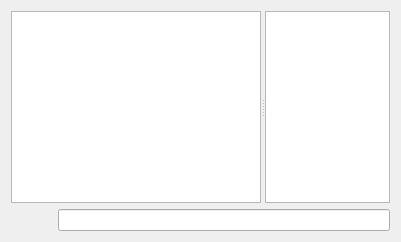
First picture: the form in ui/KSTChatWidget.ui, repository k5mcd/QLog, before the edit.
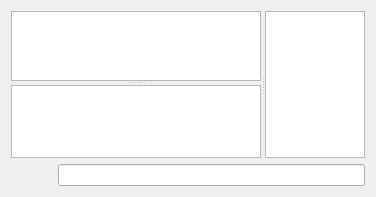
Second picture: the form after the edit.

Commit message: KSTChat: Added Valuable Message Window

```diff
--- a/ui/KSTChatWidget.ui
+++ b/ui/KSTChatWidget.ui
@@ -6,19 +6,29 @@
    <rect>
     <x>0</x>
     <y>0</y>
-    <width>401</width>
-    <height>242</height>
+    <width>374</width>
+    <height>197</height>
    </rect>
   </property>
   <property name="windowTitle">
    <string notr="true">Form</string>
   </property>
-  <layout class="QVBoxLayout" name="verticalLayout_2">
+  <layout class="QVBoxLayout" name="verticalLayout_3">
    <item>
-    <widget class="QSplitter" name="splitter">
+    <widget class="QSplitter" name="splitterMsgUsr">
      <property name="orientation">
       <enum>Qt::Horizontal</enum>
      </property>
+     <property name="handleWidth">
+      <number>4</number>
+     </property>
+     <widget class="QWidget" name="verticalLayoutWidget">
+      <layout class="QVBoxLayout" name="verticalLayout_2">
+       <item>
+        <widget class="QSplitter" name="splitterMsgMsg">
+         <property name="orientation">
+          <enum>Qt::Vertical</enum>
+         </property>
      <widget class="QListView" name="messageListView">
       <property name="sizePolicy">
        <sizepolicy hsizetype="Expanding" vsizetype="Expanding">
@@ -72,6 +82,27 @@
        <bool>true</bool>
       </property>
      </widget>
+         <widget class="QListView" name="valuableMessageListView">
+          <property name="focusPolicy">
+           <enum>Qt::ClickFocus</enum>
+          </property>
+          <property name="contextMenuPolicy">
+           <enum>Qt::ActionsContextMenu</enum>
+          </property>
+          <property name="toolTip">
+           <string>Valuable messages</string>
+          </property>
+          <property name="verticalScrollMode">
+           <enum>QAbstractItemView::ScrollPerPixel</enum>
+          </property>
+          <property name="horizontalScrollMode">
+           <enum>QAbstractItemView::ScrollPerPixel</enum>
+          </property>
+         </widget>
+        </widget>
+       </item>
+      </layout>
+     </widget>
      <widget class="QTableView" name="usersTableView">
       <property name="sizePolicy">
        <sizepolicy hsizetype="MinimumExpanding" vsizetype="Expanding">
```
Left out of the diff: 28 changed lines with no effect on the pictures. Lines whose indentation alone changed are shown as unchanged. The commit also changes 6 other files.
